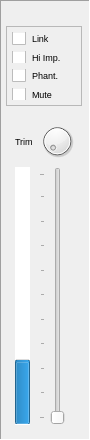
Old version of the form src/widgets/audiochannelfeaturewidget.ui in the repository dehnhardt/iconnconfig.
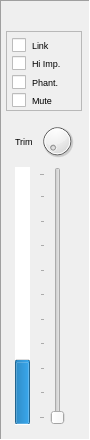
New version of the form.

```diff
--- a/src/widgets/audiochannelfeaturewidget.ui
+++ b/src/widgets/audiochannelfeaturewidget.ui
@@ -95,7 +95,7 @@
    </item>
    <item>
     <layout class="QVBoxLayout" name="verticalLayout">
-     <item alignment="Qt::AlignTop">
+     <item>
       <widget class="QFrame" name="frame">
        <property name="sizePolicy">
         <sizepolicy hsizetype="Preferred" vsizetype="Fixed">
@@ -121,21 +121,15 @@
        <property name="frameShadow">
         <enum>QFrame::Raised</enum>
        </property>
-       <layout class="QVBoxLayout" name="verticalLayout_3">
-        <property name="leftMargin">
-         <number>5</number>
-        </property>
-        <property name="topMargin">
-         <number>5</number>
-        </property>
-        <property name="rightMargin">
-         <number>5</number>
-        </property>
-        <property name="bottomMargin">
-         <number>5</number>
-        </property>
-        <item>
          <widget class="QCheckBox" name="m_pChbStereoLink">
+        <property name="geometry">
+         <rect>
+          <x>6</x>
+          <y>6</y>
+          <width>41</width>
+          <height>16</height>
+         </rect>
+        </property>
           <property name="sizePolicy">
            <sizepolicy hsizetype="Minimum" vsizetype="Minimum">
             <horstretch>0</horstretch>
@@ -154,9 +148,15 @@
            <string>Link</string>
           </property>
          </widget>
-        </item>
-        <item>
          <widget class="QCheckBox" name="m_pChbHighImpedance">
+        <property name="geometry">
+         <rect>
+          <x>6</x>
+          <y>24</y>
+          <width>55</width>
+          <height>16</height>
+         </rect>
+        </property>
           <property name="sizePolicy">
            <sizepolicy hsizetype="Minimum" vsizetype="Minimum">
             <horstretch>0</horstretch>
@@ -175,9 +175,15 @@
            <string>Hi Imp.</string>
           </property>
          </widget>
-        </item>
-        <item>
          <widget class="QCheckBox" name="m_pChbPhantomPower">
+        <property name="geometry">
+         <rect>
+          <x>6</x>
+          <y>43</y>
+          <width>51</width>
+          <height>16</height>
+         </rect>
+        </property>
           <property name="sizePolicy">
            <sizepolicy hsizetype="Minimum" vsizetype="Minimum">
             <horstretch>0</horstretch>
@@ -196,9 +202,15 @@
            <string>Phant.</string>
           </property>
          </widget>
-        </item>
-        <item>
          <widget class="QCheckBox" name="m_pChbMute">
+        <property name="geometry">
+         <rect>
+          <x>6</x>
+          <y>61</y>
+          <width>45</width>
+          <height>16</height>
+         </rect>
+        </property>
           <property name="sizePolicy">
            <sizepolicy hsizetype="Minimum" vsizetype="Minimum">
             <horstretch>0</horstretch>
@@ -217,8 +229,6 @@
            <string>Mute</string>
           </property>
          </widget>
-        </item>
-       </layout>
       </widget>
      </item>
      <item alignment="Qt::AlignHCenter">
```
Lines whose indentation alone changed are shown as unchanged.
